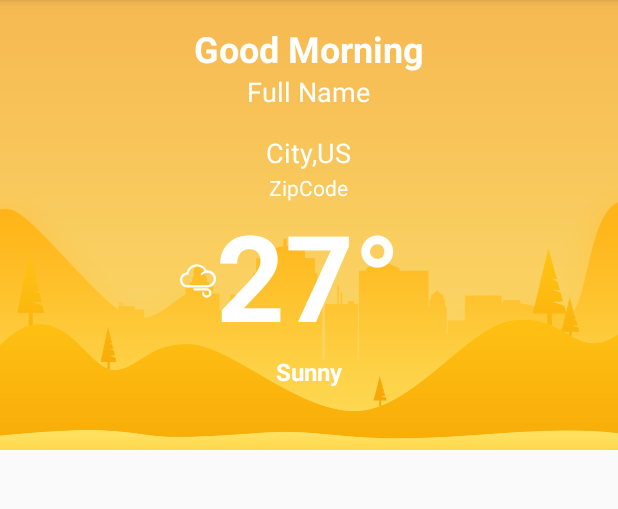
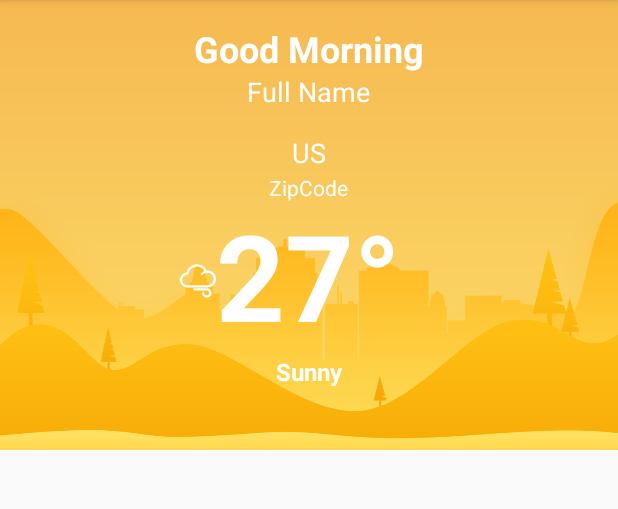
Before and after one commit to pranasabda/Cuaca-Rajawali, an Android app: the CuacaBasedActivity screen opened directly, with no data from a screen before it, on a phone screen of 412 x 824 dp, the part 84-593 px from its top. Run offline under Robolectric (Android 15) with nearby library versions, the phone set to English and light mode, and no system bars; libraries missing offline, so code that uses them is left out: com.loopj.android; 6 statements that could not run were skipped.

Commit message:
Update String for City to US

```diff
--- a/app/src/main/res/values/strings.xml
+++ b/app/src/main/res/values/strings.xml
@@ -2,6 +2,6 @@
     <string name="app_name">Cuaca Rajawali</string>
     <string name="greeting">Greeting</string>
     <string name="full_name">Full Name</string>
-    <string name="city_us">City,US</string>
+    <string name="city_us">US</string>
     <string name="_27_xb0">27°</string>
 </resources>
```
